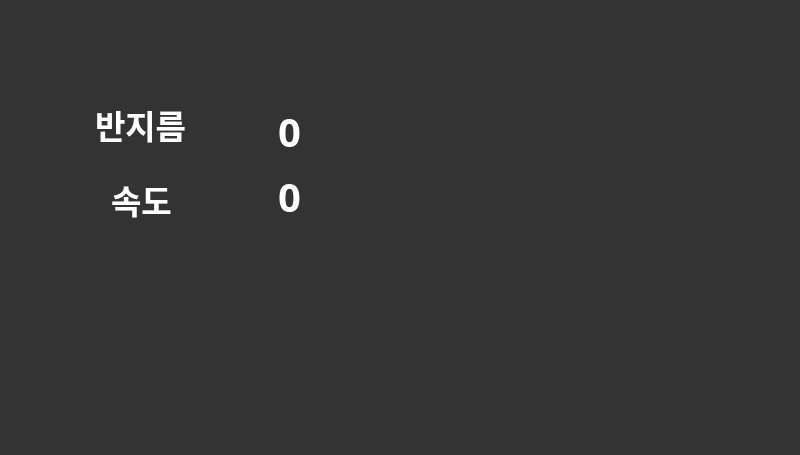
Qt form app_snake_robot/snake_robot_gui/secondwindow.ui (RODU-LAB/snake_robot) before a commit.
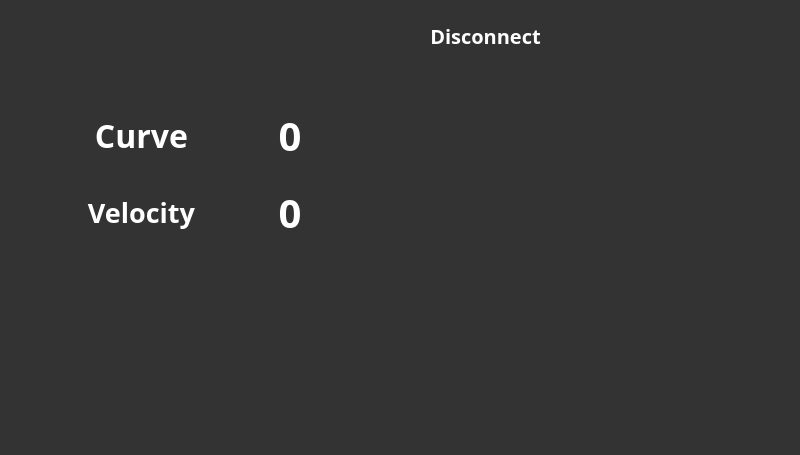
The same form after that commit. Icons and pictures are not drawn.

Patch:
```diff
--- a/app_snake_robot/snake_robot_gui/secondwindow.ui
+++ b/app_snake_robot/snake_robot_gui/secondwindow.ui
@@ -2,6 +2,9 @@
 <ui version="4.0">
  <class>SecondWindow</class>
  <widget class="QWidget" name="SecondWindow">
+  <property name="enabled">
+   <bool>true</bool>
+  </property>
   <property name="geometry">
    <rect>
     <x>0</x>
@@ -10,58 +13,96 @@
     <height>455</height>
    </rect>
   </property>
+  <property name="sizePolicy">
+   <sizepolicy hsizetype="Fixed" vsizetype="Fixed">
+    <horstretch>0</horstretch>
+    <verstretch>0</verstretch>
+   </sizepolicy>
+  </property>
   <property name="windowTitle">
    <string>Form</string>
   </property>
   <property name="styleSheet">
    <string notr="true">background: #333;</string>
   </property>
-  <widget class="QPushButton" name="pushButton_6">
-   <property name="geometry">
-    <rect>
-     <x>20</x>
-     <y>10</y>
-     <width>61</width>
-     <height>61</height>
-    </rect>
-   </property>
-   <property name="text">
-    <string/>
-   </property>
-   <property name="icon">
-    <iconset>
-     <normaloff>gui_png/left.png</normaloff>gui_png/left.png</iconset>
-   </property>
-   <property name="iconSize">
-    <size>
-     <width>100</width>
-     <height>100</height>
-    </size>
-   </property>
-   <property name="flat">
-    <bool>true</bool>
-   </property>
-  </widget>
   <widget class="QWidget" name="verticalLayoutWidget">
    <property name="geometry">
     <rect>
-     <x>620</x>
-     <y>133</y>
-     <width>184</width>
-     <height>250</height>
+     <x>598</x>
+     <y>54</y>
+     <width>214</width>
+     <height>380</height>
     </rect>
    </property>
    <layout class="QVBoxLayout" name="verticalLayout_2">
+    <item>
+     <widget class="QPushButton" name="pushButton">
+      <property name="font">
+       <font>
+        <family>Noto Sans</family>
+        <pointsize>20</pointsize>
+        <weight>75</weight>
+        <italic>false</italic>
+        <bold>true</bold>
+        <kerning>true</kerning>
+       </font>
+      </property>
+      <property name="styleSheet">
+       <string notr="true">color : white;
+font-family: Noto Sans;
+font-style: normal;
+font-weight: 600;
+line-height: normal;</string>
+      </property>
+      <property name="text">
+       <string/>
+      </property>
+      <property name="icon">
+       <iconset>
+        <normaloff>:/images/gui_png/btn1.png</normaloff>:/images/gui_png/btn1.png</iconset>
+      </property>
+      <property name="iconSize">
+       <size>
+        <width>200</width>
+        <height>80</height>
+       </size>
+      </property>
+      <property name="checkable">
+       <bool>false</bool>
+      </property>
+      <property name="autoRepeat">
+       <bool>false</bool>
+      </property>
+      <property name="autoDefault">
+       <bool>false</bool>
+      </property>
+      <property name="default">
+       <bool>false</bool>
+      </property>
+      <property name="flat">
+       <bool>true</bool>
+      </property>
+     </widget>
+    </item>
     <item>
      <widget class="QPushButton" name="pushButton_2">
       <property name="font">
        <font>
-        <pointsize>18</pointsize>
+        <family>Noto Sans</family>
+        <pointsize>20</pointsize>
         <weight>75</weight>
+        <italic>false</italic>
         <bold>true</bold>
-        <underline>false</underline>
+        <kerning>true</kerning>
        </font>
       </property>
+      <property name="styleSheet">
+       <string notr="true">color : white;
+font-family: Noto Sans;
+font-style: normal;
+font-weight: 600;
+line-height: normal;</string>
+      </property>
       <property name="text">
        <string/>
       </property>
@@ -71,37 +112,21 @@
       </property>
       <property name="iconSize">
        <size>
-        <width>140</width>
-        <height>60</height>
+        <width>200</width>
+        <height>80</height>
        </size>
       </property>
-      <property name="flat">
-       <bool>true</bool>
+      <property name="checkable">
+       <bool>false</bool>
       </property>
-     </widget>
-    </item>
-    <item>
-     <widget class="QPushButton" name="pushButton_4">
-      <property name="font">
-       <font>
-        <pointsize>18</pointsize>
-        <weight>75</weight>
-        <bold>true</bold>
-        <underline>false</underline>
-       </font>
+      <property name="autoRepeat">
+       <bool>false</bool>
       </property>
-      <property name="text">
-       <string/>
+      <property name="autoDefault">
+       <bool>false</bool>
       </property>
-      <property name="icon">
-       <iconset>
-        <normaloff>gui_png/btn3.png</normaloff>gui_png/btn3.png</iconset>
-      </property>
-      <property name="iconSize">
-       <size>
-        <width>140</width>
-        <height>60</height>
-       </size>
+      <property name="default">
+       <bool>false</bool>
       </property>
       <property name="flat">
        <bool>true</bool>
@@ -112,12 +137,21 @@
      <widget class="QPushButton" name="pushButton_3">
       <property name="font">
        <font>
-        <pointsize>18</pointsize>
+        <family>Noto Sans</family>
+        <pointsize>20</pointsize>
         <weight>75</weight>
+        <italic>false</italic>
         <bold>true</bold>
-        <underline>false</underline>
+        <kerning>true</kerning>
        </font>
       </property>
+      <property name="styleSheet">
+       <string notr="true">color : white;
+font-family: Noto Sans;
+font-style: normal;
+font-weight: 600;
+line-height: normal;</string>
+      </property>
       <property name="text">
        <string/>
       </property>
@@ -127,9 +161,70 @@
       </property>
       <property name="iconSize">
        <size>
-        <width>140</width>
-        <height>60</height>
+        <width>200</width>
+        <height>80</height>
        </size>
+      </property>
+      <property name="checkable">
+       <bool>false</bool>
+      </property>
+      <property name="autoRepeat">
+       <bool>false</bool>
+      </property>
+      <property name="autoDefault">
+       <bool>false</bool>
+      </property>
+      <property name="default">
+       <bool>false</bool>
+      </property>
+      <property name="flat">
+       <bool>true</bool>
+      </property>
+     </widget>
+    </item>
+    <item>
+     <widget class="QPushButton" name="pushButton_4">
+      <property name="font">
+       <font>
+        <family>Noto Sans</family>
+        <pointsize>20</pointsize>
+        <weight>75</weight>
+        <italic>false</italic>
+        <bold>true</bold>
+        <kerning>true</kerning>
+       </font>
+      </property>
+      <property name="styleSheet">
+       <string notr="true">color : white;
+font-family: Noto Sans;
+font-style: normal;
+font-weight: 600;
+line-height: normal;</string>
+      </property>
+      <property name="text">
+       <string/>
+      </property>
+      <property name="icon">
+       <iconset>
+        <normaloff>:/images/gui_png/btn4.png</normaloff>:/images/gui_png/btn4.png</iconset>
+      </property>
+      <property name="iconSize">
+       <size>
+        <width>200</width>
+        <height>80</height>
+       </size>
+      </property>
+      <property name="checkable">
+       <bool>false</bool>
+      </property>
+      <property name="autoRepeat">
+       <bool>false</bool>
+      </property>
+      <property name="autoDefault">
+       <bool>false</bool>
+      </property>
+      <property name="default">
+       <bool>false</bool>
       </property>
       <property name="flat">
        <bool>true</bool>
@@ -141,10 +236,10 @@
   <widget class="QWidget" name="gridLayoutWidget">
    <property name="geometry">
     <rect>
-     <x>400</x>
-     <y>70</y>
-     <width>200</width>
-     <height>191</height>
+     <x>392</x>
+     <y>94</y>
+     <width>192</width>
+     <height>178</height>
     </rect>
    </property>
    <layout class="QGridLayout" name="gridLayout_2">
@@ -154,26 +249,34 @@
     <property name="verticalSpacing">
      <number>0</number>
     </property>
+    <item row="0" column="0">
+     <widget class="QPushButton" name="arrow1_2">
+      <property name="text">
+       <string/>
+      </property>
+      <property name="icon">
+       <iconset>
+        <normaloff>:/images/gui_png/triangle5.png</normaloff>:/images/gui_png/triangle5.png</iconset>
+      </property>
+      <property name="iconSize">
+       <size>
+        <width>80</width>
+        <height>80</height>
+       </size>
+      </property>
+      <property name="autoDefault">
+       <bool>false</bool>
+      </property>
+      <property name="default">
+       <bool>false</bool>
+      </property>
+      <property name="flat">
+       <bool>true</bool>
+      </property>
+     </widget>
+    </item>
     <item row="0" column="1">
      <widget class="QPushButton" name="arrow2_2">
-      <property name="maximumSize">
-       <size>
-        <width>80</width>
-        <height>80</height>
-       </size>
-      </property>
-      <property name="sizeIncrement">
-       <size>
-        <width>60</width>
-        <height>0</height>
-       </size>
-      </property>
-      <property name="baseSize">
-       <size>
-        <width>0</width>
-        <height>0</height>
-       </size>
-      </property>
       <property name="text">
        <string/>
       </property>
@@ -183,10 +286,16 @@
       </property>
       <property name="iconSize">
        <size>
-        <width>100</width>
-        <height>100</height>
+        <width>80</width>
+        <height>80</height>
        </size>
       </property>
+      <property name="autoDefault">
+       <bool>false</bool>
+      </property>
+      <property name="default">
+       <bool>false</bool>
+      </property>
       <property name="flat">
        <bool>true</bool>
       </property>
@@ -194,24 +303,6 @@
     </item>
     <item row="1" column="0">
      <widget class="QPushButton" name="arrow3_2">
-      <property name="maximumSize">
-       <size>
-        <width>80</width>
-        <height>80</height>
-       </size>
-      </property>
-      <property name="sizeIncrement">
-       <size>
-        <width>60</width>
-        <height>60</height>
-       </size>
-      </property>
-      <property name="baseSize">
-       <size>
-        <width>60</width>
-        <height>60</height>
-       </size>
-      </property>
       <property name="text">
        <string/>
       </property>
@@ -221,10 +312,16 @@
       </property>
       <property name="iconSize">
        <size>
-        <width>100</width>
-        <height>100</height>
+        <width>80</width>
+        <height>80</height>
        </size>
       </property>
+      <property name="autoDefault">
+       <bool>false</bool>
+      </property>
+      <property name="default">
+       <bool>false</bool>
+      </property>
       <property name="flat">
        <bool>true</bool>
       </property>
@@ -232,24 +329,6 @@
     </item>
     <item row="1" column="1">
      <widget class="QPushButton" name="arrow4_2">
-      <property name="maximumSize">
-       <size>
-        <width>80</width>
-        <height>80</height>
-       </size>
-      </property>
-      <property name="sizeIncrement">
-       <size>
-        <width>60</width>
-        <height>60</height>
-       </size>
-      </property>
-      <property name="baseSize">
-       <size>
-        <width>60</width>
-        <height>60</height>
-       </size>
-      </property>
       <property name="text">
        <string/>
       </property>
@@ -259,50 +338,15 @@
       </property>
       <property name="iconSize">
        <size>
-        <width>100</width>
-        <height>100</height>
-       </size>
-      </property>
-      <property name="flat">
-       <bool>true</bool>
-      </property>
-     </widget>
-    </item>
-    <item row="0" column="0">
-     <widget class="QPushButton" name="arrow1_2">
-      <property name="maximumSize">
-       <size>
         <width>80</width>
         <height>80</height>
        </size>
       </property>
-      <property name="sizeIncrement">
-       <size>
-        <width>60</width>
-        <height>60</height>
-       </size>
+      <property name="autoDefault">
+       <bool>false</bool>
       </property>
-      <property name="baseSize">
-       <size>
-        <width>60</width>
-        <height>60</height>
-       </size>
-      </property>
-      <property name="styleSheet">
-       <string notr="true">border-image: url&quot;:/home/arrow.png&quot;</string>
-      </property>
-      <property name="text">
-       <string/>
-      </property>
-      <property name="icon">
-       <iconset>
-        <normaloff>gui_png/triangle.inset 5.png</normaloff>gui_png/triangle.inset 5.png</iconset>
-      </property>
-      <property name="iconSize">
-       <size>
-        <width>100</width>
-        <height>100</height>
-       </size>
+      <property name="default">
+       <bool>false</bool>
       </property>
       <property name="flat">
        <bool>true</bool>
@@ -317,16 +361,55 @@
      <x>70</x>
      <y>100</y>
      <width>291</width>
-     <height>131</height>
+     <height>148</height>
     </rect>
    </property>
    <layout class="QGridLayout" name="gridLayout_3">
-    <item row="0" column="0" alignment="Qt::AlignHCenter|Qt::AlignTop">
+    <item row="2" column="1">
+     <widget class="QLabel" name="velocity">
+      <property name="font">
+       <font>
+        <family>Noto Sans</family>
+        <pointsize>30</pointsize>
+        <weight>75</weight>
+        <italic>false</italic>
+        <bold>true</bold>
+        <underline>false</underline>
+       </font>
+      </property>
+      <property name="layoutDirection">
+       <enum>Qt::LeftToRight</enum>
+      </property>
+      <property name="styleSheet">
+       <string notr="true">color : white;
+font-family: Noto Sans;
+font-style: normal;
+font-weight: 600;
+line-height: normal;</string>
+      </property>
+      <property name="frameShape">
+       <enum>QFrame::NoFrame</enum>
+      </property>
+      <property name="lineWidth">
+       <number>0</number>
+      </property>
+      <property name="text">
+       <string>0</string>
+      </property>
+      <property name="textFormat">
+       <enum>Qt::AutoText</enum>
+      </property>
+      <property name="alignment">
+       <set>Qt::AlignCenter</set>
+      </property>
+     </widget>
+    </item>
+    <item row="0" column="0">
      <widget class="QLabel" name="rad_text">
       <property name="font">
        <font>
         <family>Noto Sans</family>
-        <pointsize>25</pointsize>
+        <pointsize>24</pointsize>
         <weight>75</weight>
         <italic>false</italic>
         <bold>true</bold>
@@ -343,37 +426,14 @@
        <number>0</number>
       </property>
       <property name="text">
-       <string>반지름</string>
+       <string>Curve</string>
       </property>
-     </widget>
-    </item>
-    <item row="1" column="0" alignment="Qt::AlignHCenter|Qt::AlignVCenter">
-     <widget class="QLabel" name="vel_text">
-      <property name="font">
-       <font>
-        <family>Noto Sans</family>
-        <pointsize>25</pointsize>
-        <weight>75</weight>
-        <italic>false</italic>
-        <bold>true</bold>
-       </font>
+      <property name="alignment">
+       <set>Qt::AlignCenter</set>
       </property>
-      <property name="styleSheet">
-       <string notr="true">color : white;
-font-family: Noto Sans;
-font-style: normal;
-font-weight: 600;
-line-height: normal;</string>
-      </property>
-      <property name="lineWidth">
-       <number>0</number>
-      </property>
-      <property name="text">
-       <string>속도</string>
-      </property>
      </widget>
     </item>
-    <item row="0" column="1" alignment="Qt::AlignHCenter|Qt::AlignVCenter">
+    <item row="0" column="1">
      <widget class="QLabel" name="radius">
       <property name="font">
        <font>
@@ -407,14 +467,17 @@
       <property name="textFormat">
        <enum>Qt::AutoText</enum>
       </property>
+      <property name="alignment">
+       <set>Qt::AlignCenter</set>
+      </property>
      </widget>
     </item>
-    <item row="1" column="1" alignment="Qt::AlignHCenter|Qt::AlignTop">
-     <widget class="QLabel" name="velocity">
+    <item row="2" column="0">
+     <widget class="QLabel" name="vel_text">
       <property name="font">
        <font>
         <family>Noto Sans</family>
-        <pointsize>30</pointsize>
+        <pointsize>20</pointsize>
         <weight>75</weight>
         <italic>false</italic>
         <bold>true</bold>
@@ -431,62 +494,57 @@
        <number>0</number>
       </property>
       <property name="text">
-       <string>0</string>
+       <string>Velocity</string>
+      </property>
+      <property name="alignment">
+       <set>Qt::AlignCenter</set>
       </property>
      </widget>
     </item>
    </layout>
   </widget>
-  <widget class="QPushButton" name="pushButton_5">
+  <widget class="QLabel" name="label_connect">
    <property name="geometry">
     <rect>
-     <x>120</x>
-     <y>320</y>
-     <width>140</width>
-     <height>60</height>
-    </rect>
-   </property>
-   <property name="maximumSize">
-    <size>
-     <width>140</width>
-     <height>60</height>
-    </size>
-   </property>
-   <property name="text">
-    <string/>
-   </property>
-   <property name="icon">
-    <iconset>
-     <normaloff>gui_png/button1.png</normaloff>gui_png/button1.png</iconset>
-   </property>
-   <property name="iconSize">
-    <size>
-     <width>140</width>
-     <height>60</height>
-    </size>
-   </property>
-   <property name="flat">
-    <bool>true</bool>
-   </property>
-  </widget>
-  <widget class="QPushButton" name="pushButton">
-   <property name="geometry">
-    <rect>
-     <x>620</x>
-     <y>60</y>
-     <width>182</width>
-     <height>86</height>
+     <x>410</x>
+     <y>20</y>
+     <width>151</width>
+     <height>31</height>
     </rect>
    </property>
    <property name="font">
     <font>
-     <pointsize>18</pointsize>
+     <family>Noto Sans</family>
+     <pointsize>15</pointsize>
      <weight>75</weight>
+     <italic>false</italic>
      <bold>true</bold>
      <underline>false</underline>
     </font>
    </property>
+   <property name="styleSheet">
+    <string notr="true">color : white;
+font-family: Noto Sans;
+font-style: normal;
+line-height: normal;</string>
+   </property>
    <property name="text">
+    <string>Disconnect</string>
+   </property>
+   <property name="alignment">
+    <set>Qt::AlignCenter</set>
+   </property>
+  </widget>
+  <widget class="QPushButton" name="pushButton_6">
+   <property name="geometry">
+    <rect>
+     <x>21</x>
+     <y>14</y>
+     <width>61</width>
+     <height>61</height>
+    </rect>
+   </property>
+   <property name="text">
     <string/>
    </property>
    <property name="icon">
@@ -495,9 +553,76 @@
    </property>
    <property name="iconSize">
     <size>
-     <width>140</width>
+     <width>80</width>
      <height>80</height>
     </size>
+   </property>
+   <property name="autoDefault">
+    <bool>false</bool>
+   </property>
+   <property name="default">
+    <bool>false</bool>
+   </property>
+   <property name="flat">
+    <bool>true</bool>
+   </property>
+  </widget>
+  <widget class="QPushButton" name="pushButton_5">
+   <property name="geometry">
+    <rect>
+     <x>110</x>
+     <y>330</y>
+     <width>201</width>
+     <height>91</height>
+    </rect>
+   </property>
+   <property name="sizePolicy">
+    <sizepolicy hsizetype="Preferred" vsizetype="Preferred">
+     <horstretch>0</horstretch>
+     <verstretch>0</verstretch>
+    </sizepolicy>
+   </property>
+   <property name="font">
+    <font>
+     <family>Noto Sans</family>
+     <pointsize>20</pointsize>
+     <weight>75</weight>
+     <italic>false</italic>
+     <bold>true</bold>
+     <kerning>true</kerning>
+    </font>
+   </property>
+   <property name="styleSheet">
+    <string notr="true">color : white;
+font-family: Noto Sans;
+font-style: normal;
+font-weight: 600;
+line-height: normal;</string>
+   </property>
+   <property name="text">
+    <string/>
+   </property>
+   <property name="icon">
+    <iconset>
+     <normaloff>:/images/gui_png/change.png</normaloff>:/images/gui_png/change.png</iconset>
+   </property>
+   <property name="iconSize">
+    <size>
+     <width>200</width>
+     <height>80</height>
+    </size>
+   </property>
+   <property name="checkable">
+    <bool>false</bool>
+   </property>
+   <property name="autoRepeat">
+    <bool>false</bool>
+   </property>
+   <property name="autoDefault">
+    <bool>false</bool>
+   </property>
+   <property name="default">
+    <bool>false</bool>
    </property>
    <property name="flat">
     <bool>true</bool>
```
Left out of the diff: 243 changed lines with no effect on the pictures.
